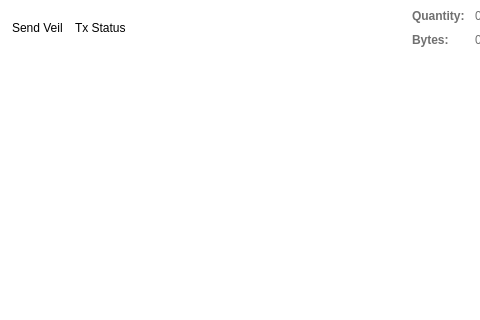
Old version of the form src/qt/forms/sendcoinsdialog.ui in the repository Veil-Project/veil; both pictures show x 0 to 480 and y 0 to 320 of the 850 by 650 pixel window.
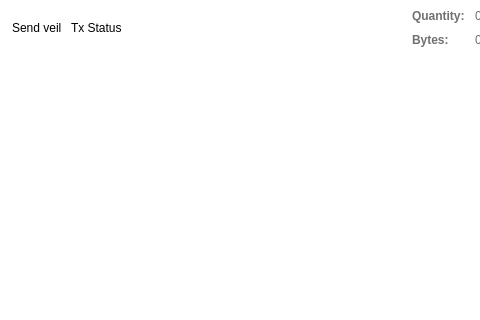
New version of the form. Icons and pictures are not drawn.

Diff of the .ui file:
```diff
--- a/src/qt/forms/sendcoinsdialog.ui
+++ b/src/qt/forms/sendcoinsdialog.ui
@@ -59,7 +59,7 @@
            <string notr="true">padding:10 0 10 0;</string>
           </property>
           <property name="text">
-           <string>Send Veil </string>
+           <string>Send veil</string>
           </property>
          </widget>
         </item>
```
Left out of the diff: 2 changed lines with no effect on the pictures.
